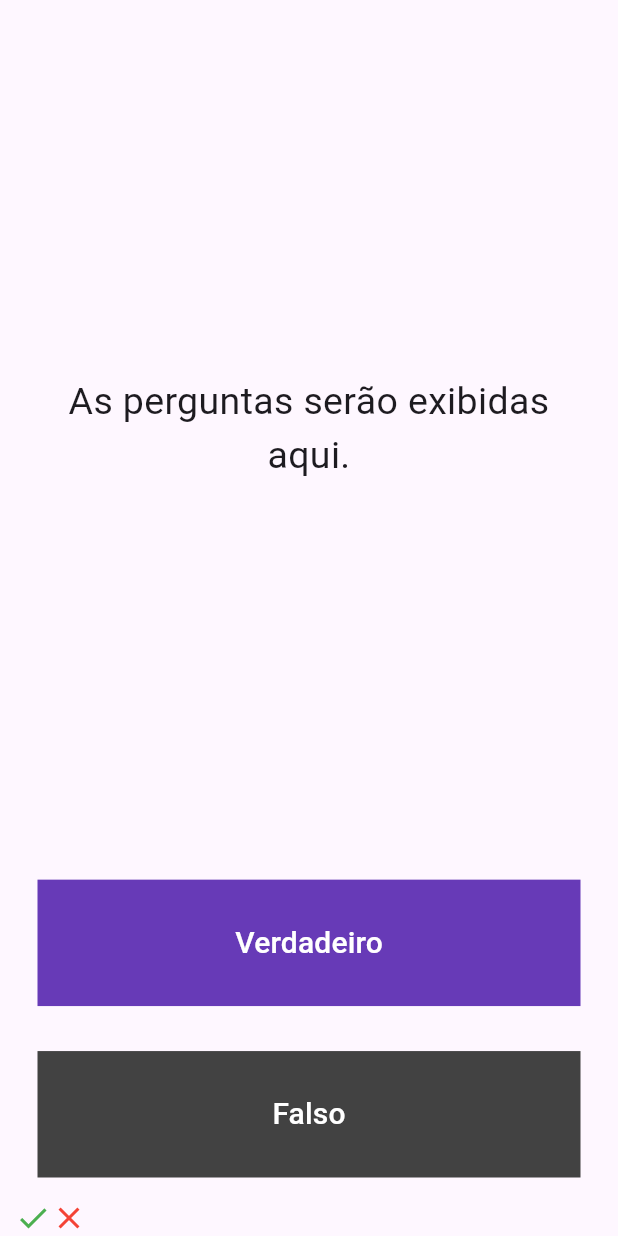
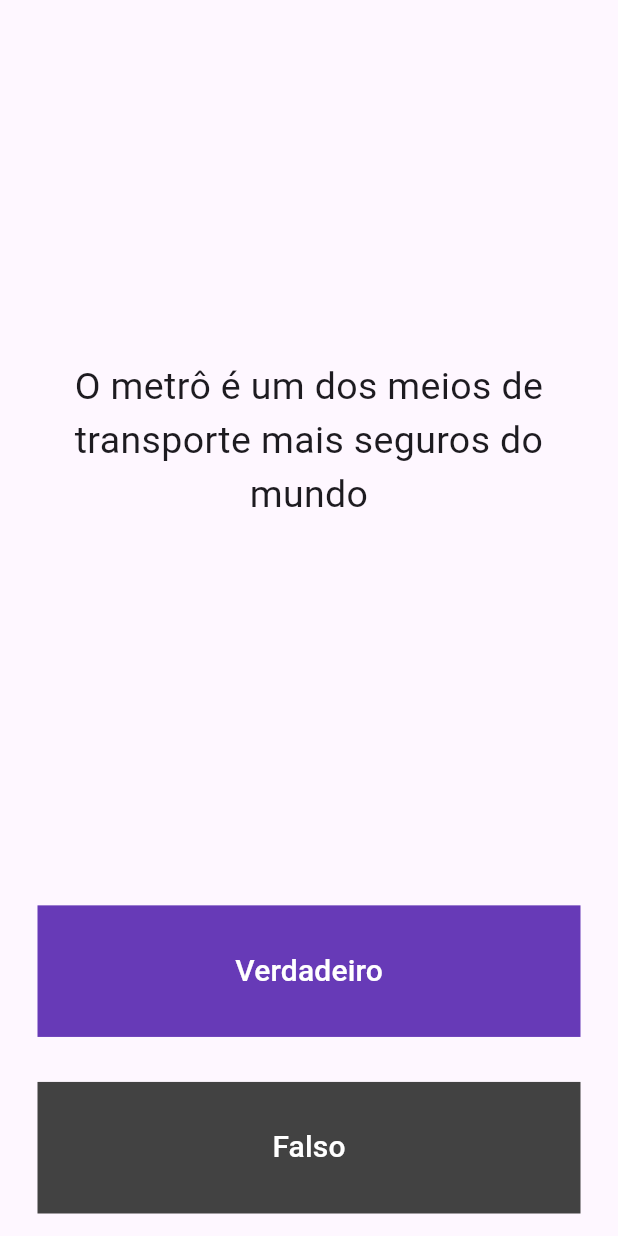
Before and after one commit to PauloDev13/app-quiz-flutter, a Flutter app: the screen it shows after launch, on a phone screen of 412 x 824 dp. Run offline on Flutter 3.47's test engine with Material 3 defaults, Android fonts, the phone set to English and light mode, and no system bars.

```diff
--- a/lib/main.dart
+++ b/lib/main.dart
@@ -4,6 +4,7 @@ void main() => runApp(QuizApp());
 
 class QuizApp extends StatelessWidget {
   const QuizApp({super.key});
+
 
   @override
   Widget build(BuildContext context) {
@@ -28,6 +29,15 @@ class QuizPage extends StatefulWidget {
 }
 
 class _QuizPageState extends State<QuizPage> {
+
+  List <Widget> marcadorDePontos = [];
+
+  List <String> perguntas = [
+    'O metrô é um dos meios de transporte mais seguros do mundo',
+    'A culinária brasileira é uma das melhores do mundo.',
+    'Vacas podem voar, assim como peixes d\'água utilizam os pés para andar.',
+  ];
+
   @override
   Widget build(BuildContext context) {
     return Column(
@@ -40,7 +50,7 @@ class _QuizPageState extends State<QuizPage> {
             padding: EdgeInsets.all(10.0),
             child: Center(
               child: Text(
-                'As perguntas serão exibidas aqui.',
+                perguntas.first,
                 textAlign: TextAlign.center,
                 style: TextStyle(
                   fontSize: 25.0,
@@ -92,17 +102,8 @@ class _QuizPageState extends State<QuizPage> {
           ),
         ),
         Row(
-          children: <Widget>[
-            Icon(
-              Icons.check,
-              color: Colors.green,
-            ),
-            Icon(
-              Icons.close,
-              color: Colors.red,
-            ),
-          ],
-        )
+          children: marcadorDePontos,
+        ),
       ],
     );
   }
```
